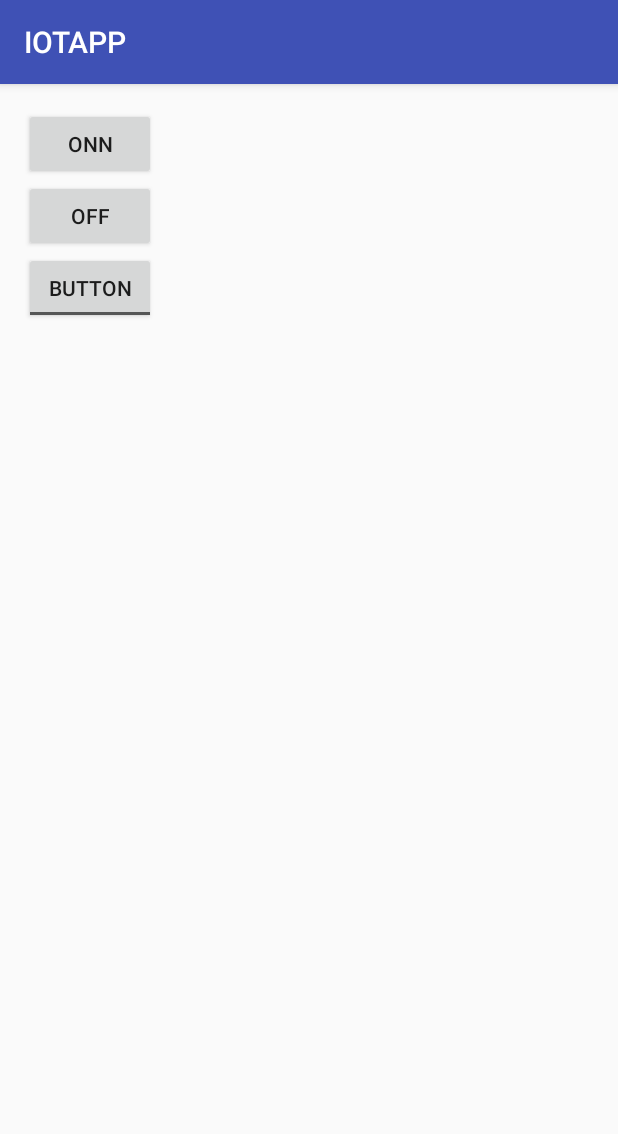
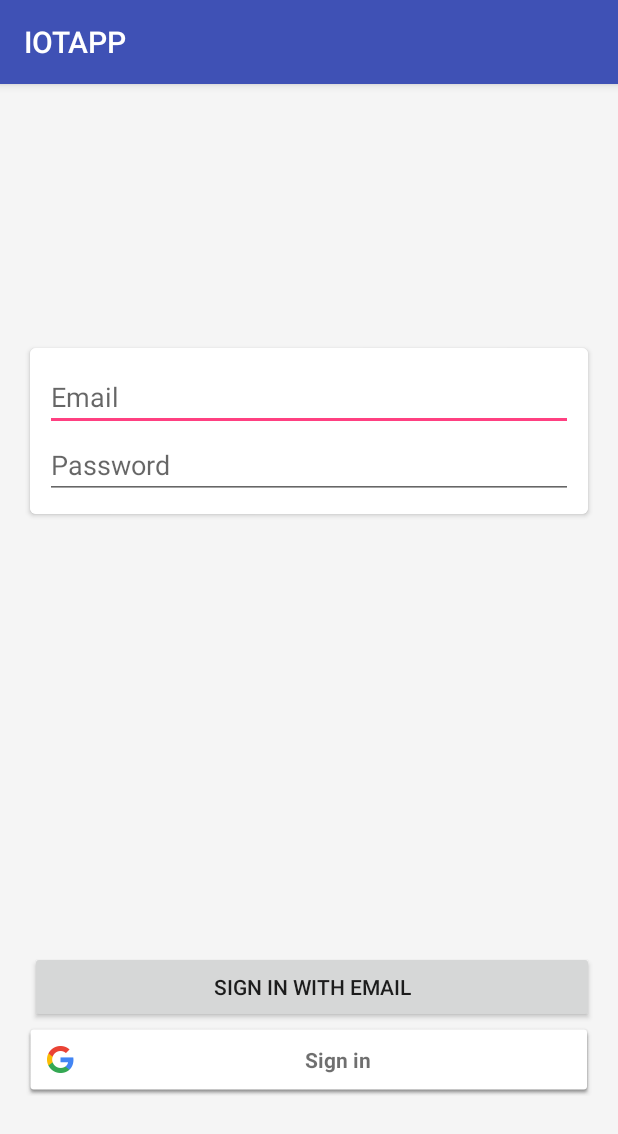
Before and after one commit to SutharMukesh/IOTAPP_Mobile, an Android app: the screen it shows after launch (MainActivity before the commit, Login after it), on a phone screen of 412 x 824 dp. Shown: the top 1134 px of the screen. Run offline under Robolectric (Android 15) with nearby library versions, the phone set to English and light mode, and no system bars; our stand-ins replace Firebase (no records; nobody signed in at launch, a user with empty details on screens opened directly).

Commit message:
Add Firebase Authentication. Email and Google SignIn

```diff
--- /dev/null
+++ b/app/src/main/java/com/example/mukesh/iotapp/Login.java
@@ -0,0 +1,204 @@
+package com.example.mukesh.iotapp;
+
+import android.app.ProgressDialog;
+import android.content.Intent;
+import android.support.annotation.NonNull;
+import android.support.v4.text.TextUtilsCompat;
+import android.support.v7.app.AppCompatActivity;
+import android.os.Bundle;
+import android.text.LoginFilter;
+import android.text.TextUtils;
+import android.util.Log;
+
+import android.view.View;
+import android.widget.EditText;
+import android.widget.Toast;
+
+import com.google.android.gms.auth.api.Auth;
+import com.google.android.gms.auth.api.signin.GoogleSignInAccount;
+import com.google.android.gms.auth.api.signin.GoogleSignInOptions;
+import com.google.android.gms.auth.api.signin.GoogleSignInResult;
+import com.google.android.gms.common.ConnectionResult;
+import com.google.android.gms.common.SignInButton;
+import com.google.android.gms.common.api.GoogleApiClient;
+import com.google.android.gms.tasks.OnCompleteListener;
+import com.google.android.gms.tasks.Task;
+import com.google.firebase.auth.AuthCredential;
+import com.google.firebase.auth.AuthResult;
+import com.google.firebase.auth.FirebaseAuth;
+import com.google.firebase.auth.FirebaseUser;
+import com.google.firebase.auth.GoogleAuthProvider;
+
+public class Login extends AppCompatActivity {
+
+    private String TAG="EmailLogin";
+    private FirebaseAuth mAuth;
+    private FirebaseAuth.AuthStateListener mAuthListener;
+    private EditText passworded,emailed;
+    private ProgressDialog progressDialog;
+    private GoogleApiClient mGoogleApiClient;
+    private static final int RC_SIGN_IN = 9001;
+    private SignInButton signInButton;
+
+    @Override
+    protected void onCreate(Bundle savedInstanceState) {
+        super.onCreate(savedInstanceState);
+        setContentView(R.layout.activity_login);
+
+        emailed= (EditText) findViewById(R.id.editText);
+        passworded= (EditText) findViewById(R.id.editText2);
+        mAuth=FirebaseAuth.getInstance();
+        progressDialog=new ProgressDialog(this);
+        signInButton= (SignInButton) findViewById(R.id.sign_in_button);
+
+
+        signInButton.setOnClickListener(new View.OnClickListener() {
+            @Override
+            public void onClick(View v) {
+                    signingoogle();
+            }
+        });
+
+
+// Configure Google Sign In
+        GoogleSignInOptions gso = new GoogleSignInOptions.Builder(GoogleSignInOptions.DEFAULT_SIGN_IN)
+                .requestIdToken(getString(R.string.default_web_client_id))
+                .requestEmail()
+                .build();
+
+
+// Build a GoogleApiClient with access to the Google Sign-In API and the
+// options specified by gso.
+        mGoogleApiClient = new GoogleApiClient.Builder(this)
+                .enableAutoManage(this /* FragmentActivity */, new GoogleApiClient.OnConnectionFailedListener() {
+                    @Override
+                    public void onConnectionFailed(@NonNull ConnectionResult connectionResult) {
+                            Toast.makeText(Login.this,"connection to googleApiClient Failed",Toast.LENGTH_SHORT).show();
+                    }
+                })
+                .addApi(Auth.GOOGLE_SIGN_IN_API, gso)
+                .build();
+
+
+
+
+//Listener for authentication
+        mAuthListener=new FirebaseAuth.AuthStateListener() {
+            @Override
+            public void onAuthStateChanged(@NonNull FirebaseAuth firebaseAuth) {
+                FirebaseUser user = firebaseAuth.getCurrentUser();
+                Log.d(TAG, "inside Authstatechanged");
+                if (user != null) {
+                    // User is signed in
+                    Log.d(TAG, "onAuthStateChanged:signed_in:" + user.getUid());
+                   startActivity(new Intent(Login.this,MainActivity.class));
+                } else {
+                    // User is signed out
+                    Log.d(TAG, "onAuthStateChanged:signed_out");
+                    Toast.makeText(Login.this,"u dont exist",Toast.LENGTH_SHORT);
+                }
+            }
+        };
+    }//oncreate ends
+
+
+
+
+    public void signingoogle() {
+        Log.d(TAG,"into signin");
+        Intent signInIntent = Auth.GoogleSignInApi.getSignInIntent(mGoogleApiClient);
+        startActivityForResult(signInIntent,RC_SIGN_IN);
+    }
+
+
+    //code idu
+    @Override
+    public void onActivityResult(int requestCode, int resultCode, Intent data) {
+        super.onActivityResult(requestCode, resultCode, data);
+
+        // Result returned from launching the Intent from GoogleSignInApi.getSignInIntent(...);
+        if (requestCode == RC_SIGN_IN) {
+            GoogleSignInResult result = Auth.GoogleSignInApi.getSignInResultFromIntent(data);
+            if (result.isSuccess()) {
+                // Google Sign In was successful, authenticate with Firebase
+                GoogleSignInAccount account = result.getSignInAccount();
+                firebaseAuthWithGoogle(account);
+            } else {
+                // Google Sign In failed, update UI appropriately
+                // ...
+            }
+        }
+    }
+
+
+    //code idu
+    private void firebaseAuthWithGoogle(GoogleSignInAccount acct) {
+        Log.d(TAG, "firebaseAuthWithGoogle:" + acct.getId());
+
+        AuthCredential credential = GoogleAuthProvider.getCredential(acct.getIdToken(), null);
+        mAuth.signInWithCredential(credential)
+                .addOnCompleteListener(this, new OnCompleteListener<AuthResult>() {
+                    @Override
+                    public void onComplete(@NonNull Task<AuthResult> task) {
+                        Log.d(TAG, "signInWithCredential:onComplete:" + task.isSuccessful());
+
+                        // If sign in fails, display a message to the user. If sign in succeeds
+                        // the auth state listener will be notified and logic to handle the
+                        // signed in user can be handled in the listener.
+                        if (!task.isSuccessful()) {
+                            Log.w(TAG, "signInWithCredential", task.getException());
+                            Toast.makeText(Login.this, "Authentication failed.",
+                                    Toast.LENGTH_SHORT).show();
+                        }
+                        // ...
+                    }
+                });
+    }
+
+
+
+    @Override
+    protected void onStart() {
+        super.onStart();
+        mAuth.addAuthStateListener(mAuthListener);
+    }
+
+
+    @Override
+    public void onStop() {
+        super.onStop();
+        if (mAuthListener != null) {
+            mAuth.removeAuthStateListener(mAuthListener);
+        }
+    }
+
+
+   public void signin(View v){
+    Log.d(TAG,"Signing in");
+    String email =emailed.getText().toString();
+    String password=passworded.getText().toString();
+
+    if(TextUtils.isEmpty(email)||TextUtils.isEmpty(password)){
+        Toast.makeText(Login.this,"cannot leave email or password blank",Toast.LENGTH_SHORT);
+
+    }
+    else {
+        mAuth.signInWithEmailAndPassword(email,password).addOnCompleteListener(new OnCompleteListener<AuthResult>() {
+            @Override
+            public void onComplete(@NonNull Task<AuthResult> task) {
+                if(!task.isComplete()){
+                    Toast.makeText(Login.this,"signing error",Toast.LENGTH_SHORT);
+                }
+            }
+        });
+    }
+
+        progressDialog.setMessage("signing in");
+        progressDialog.show();
+
+}
+    public void signup(View v){
+    Log.d(TAG,"ok lets create your account");
+    }
+
+}
--- /dev/null
+++ b/app/src/main/res/layout/activity_login.xml
@@ -0,0 +1,72 @@
+<?xml version="1.0" encoding="utf-8"?>
+<RelativeLayout xmlns:android="http://schemas.android.com/apk/res/android"
+    xmlns:tools="http://schemas.android.com/tools"
+    android:id="@+id/activity_login"
+    android:layout_width="match_parent"
+    android:layout_height="match_parent"
+    android:paddingBottom="@dimen/activity_vertical_margin"
+    android:paddingLeft="@dimen/activity_horizontal_margin"
+    android:background="#F5F5F5"
+    android:paddingRight="@dimen/activity_horizontal_margin"
+    android:paddingTop="@dimen/activity_vertical_margin"
+    tools:context="com.example.mukesh.iotapp.Login">
+
+    <android.support.v7.widget.CardView
+        xmlns:card_view="http://schemas.android.com/apk/res-auto"
+        android:id="@+id/card_view"
+        android:layout_width="match_parent"
+        android:layout_marginTop="160dp"
+        android:layout_height="wrap_content"
+        android:layout_marginLeft="4dp"
+        android:layout_marginRight="4dp"
+        android:elevation="10dp"
+        card_view:cardCornerRadius="4dp">
+
+        <LinearLayout
+            android:layout_width="match_parent"
+            android:layout_height="wrap_content"
+            android:padding="10dp"
+            android:orientation="vertical"
+            android:background="#FFFFFF"
+            >
+            <EditText
+                android:layout_width="match_parent"
+                android:layout_height="wrap_content"
+                android:inputType="textEmailAddress"
+                android:ems="10"
+                android:id="@+id/editText"
+                android:hint="Email"
+                android:layout_alignParentTop="true"
+                android:layout_centerHorizontal="true"
+                />
+            <EditText
+                android:layout_width="match_parent"
+                android:layout_height="wrap_content"
+                android:inputType="textPassword"
+                android:id="@+id/editText2"
+                android:layout_below="@+id/editText"
+                android:hint="Password" />
+        </LinearLayout>
+
+
+    </android.support.v7.widget.CardView>
+
+    <com.google.android.gms.common.SignInButton
+        android:id="@+id/sign_in_button"
+        android:layout_width="match_parent"
+        android:layout_height="wrap_content"
+        android:layout_marginBottom="77dp"
+        android:layout_alignParentBottom="true"
+        android:layout_alignParentLeft="true"
+        android:layout_alignParentStart="true" />
+
+    <Button
+        android:text="Sign In with Email"
+        android:layout_width="match_parent"
+        android:layout_height="wrap_content"
+        android:id="@+id/signin"
+        android:onClick="signin"
+        android:layout_above="@+id/sign_in_button"
+        android:layout_alignLeft="@+id/card_view"
+        android:layout_alignStart="@+id/card_view" />
+</RelativeLayout>
```
Also changed, not shown: app/build.gradle (+7 -0 lines), app/src/main/AndroidManifest.xml (+12 -0 lines), app/src/main/java/com/example/mukesh/iotapp/EmailPasswordActivity.java (added, +22 -0 lines), app/src/main/java/com/example/mukesh/iotapp/MainActivity.java (+58 -7 lines), app/src/main/res/layout/activity_email_password.xml (added, +51 -0 lines), app/src/main/res/layout/activity_main.xml (+11 -0 lines), app/src/main/res/values/strings.xml (+13 -0 lines), 2 other files.
